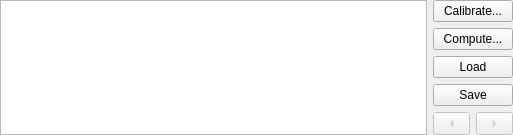
Above: src/madgui/widget/correct/responsetable.ui from hibtc/madgui before the change. Below: the same form after it.
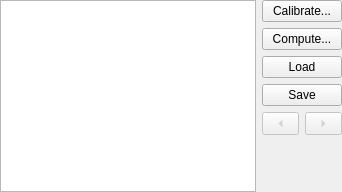
That is the form after the change. Custom widgets are drawn as their Qt base class.

Diff of the .ui file:
```diff
--- a/src/madgui/widget/correct/responsetable.ui
+++ b/src/madgui/widget/correct/responsetable.ui
@@ -2,14 +2,6 @@
 <ui version="4.0">
  <class>Form</class>
  <widget class="QWidget" name="Form">
-  <property name="geometry">
-   <rect>
-    <x>0</x>
-    <y>0</y>
-    <width>513</width>
-    <height>41</height>
-   </rect>
-  </property>
   <property name="windowTitle">
    <string>Form</string>
   </property>
```
